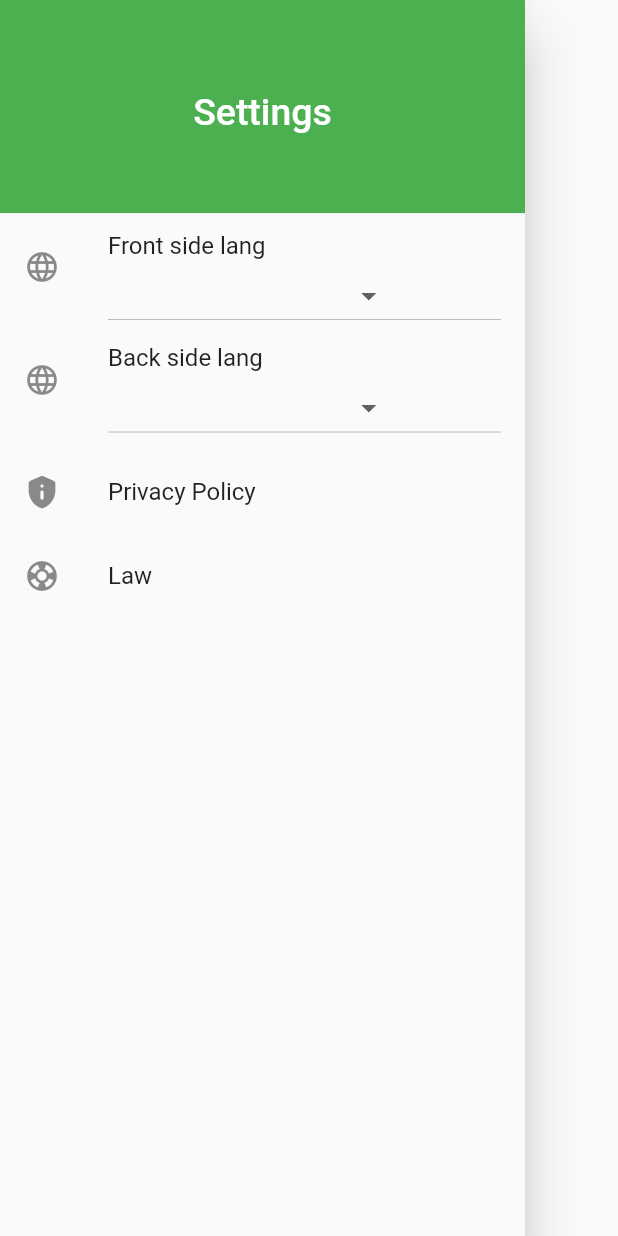
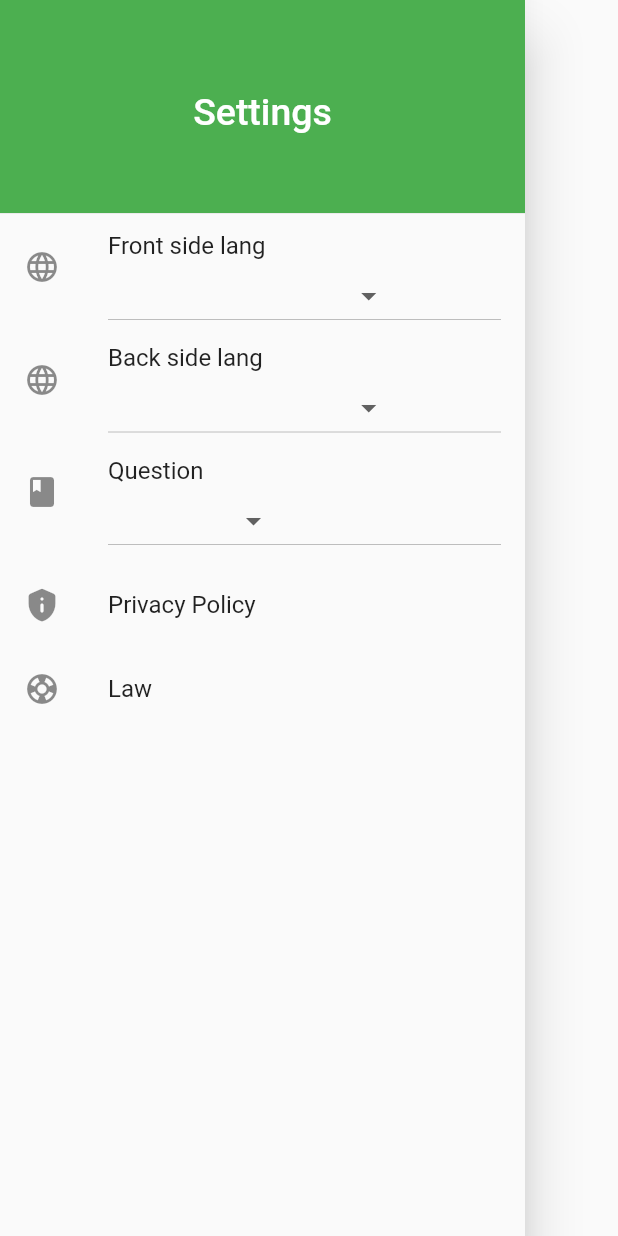
Before and after one commit to toshibo500/flash_card, a Flutter app: the SideDrawer screen opened directly, on a phone screen of 412 x 824 dp. Run offline on Flutter 3.47's test engine with Material 2 defaults, Android fonts, the phone set to English and light mode, and no system bars; our stand-ins replace flip_card, fluttertoast, shared_preferences, speech_to_text, sqflite; missing offline and left inert: confirm_dialog, expansion_widget; accounts and stored records are empty.

```diff
--- a/lib/models/preference_model.dart
+++ b/lib/models/preference_model.dart
@@ -2,26 +2,30 @@ class PreferenceModel {
   static const String tableName = 'preferences';
   static const String colFrontSideLang = 'frontSideLang';
   static const String colBackSideLang = 'backSideLang';
+  static const String colQAOrder = 'qAOrder';
 
-  String frontSideLang;
-  String backSideLang;
+  String? frontSideLang;
+  String? backSideLang;
+  int? qAorder;
 
-  PreferenceModel([this.frontSideLang = 'en-US', this.backSideLang = 'ja-JP']);
+  PreferenceModel([this.frontSideLang, this.backSideLang, this.qAorder]);
 
   factory PreferenceModel.fromJson(dynamic json) {
     return PreferenceModel(
-      json[colFrontSideLang] as String,
-      json[colBackSideLang] as String,
+      json[colFrontSideLang] ?? 'en-US',
+      json[colBackSideLang] ?? 'ja-JP',
+      json[colQAOrder] ?? 0,
     );
   }
 
   @override
   String toString() {
-    return '{$frontSideLang, $backSideLang}';
+    return '{$frontSideLang, $backSideLang, $qAorder}';
   }
 
   Map<String, dynamic> toJson() => {
         colFrontSideLang: frontSideLang,
         colBackSideLang: backSideLang,
+        colQAOrder: qAorder,
       };
 }
--- a/lib/views/components/drawer_menu.dart
+++ b/lib/views/components/drawer_menu.dart
@@ -1,4 +1,5 @@
 import 'dart:ui';
+import 'package:flash_card/models/preference_model.dart';
 import 'package:provider/provider.dart';
 import 'package:flutter/material.dart';
 import 'package:flash_card/utilities/stt.dart';
@@ -18,10 +19,23 @@ class SideDrawer extends StatelessWidget {
 
 class _SideDrawer extends StatelessWidget {
   final Stt _stt = Stt();
-  final List<DropdownMenuItem<String>> _items = [];
+  final List<DropdownMenuItem<String>> _langItems = [];
+  final List<DropdownMenuItem<int>> _qAorderItems = [];
+
+  static const Map<int, String> _qAOrder = {0: 'Front->Back', 1: 'Back->Front'};
 
   _SideDrawer({Key? key}) : super(key: key) {
     initSpeech();
+    setItems();
+    _qAOrder.forEach((key, value) {
+      _qAorderItems.add(DropdownMenuItem(
+        child: Text(
+          value,
+          style: const TextStyle(fontSize: 16.0),
+        ),
+        value: key,
+      ));
+    });
   }
 
   void initSpeech() async {
@@ -30,9 +44,7 @@ class _SideDrawer extends StatelessWidget {
 
   void setItems() {
     for (var element in _stt.localeNames) {
-      // ignore: avoid_print
-      print(element.localeId);
-      _items.add(DropdownMenuItem(
+      _langItems.add(DropdownMenuItem(
         child: Text(
           element.name,
           style: const TextStyle(fontSize: 16.0),
@@ -71,7 +83,7 @@ class _SideDrawer extends StatelessWidget {
                 title: const Text('Front side lang'),
                 subtitle: DropdownButton<String>(
                   value: _drawerMenuViewModel.preference.frontSideLang,
-                  items: _items,
+                  items: _langItems,
                   onChanged: (value) {
                     _drawerMenuViewModel.preference.frontSideLang = value!;
                     _drawerMenuViewModel
@@ -86,9 +98,24 @@ class _SideDrawer extends StatelessWidget {
                 title: const Text('Back side lang'),
                 subtitle: DropdownButton<String>(
                   value: _drawerMenuViewModel.preference.backSideLang,
-                  items: _items,
+                  items: _langItems,
                   onChanged: (value) {
                     _drawerMenuViewModel.preference.backSideLang = value!;
+                    _drawerMenuViewModel
+                        .update(_drawerMenuViewModel.preference);
+                  },
+                ),
+              ),
+              ListTile(
+                leading: const Icon(
+                  Icons.book_rounded,
+                ),
+                title: const Text('Question'),
+                subtitle: DropdownButton<int>(
+                  value: _drawerMenuViewModel.preference.qAorder,
+                  items: _qAorderItems,
+                  onChanged: (value) {
+                    _drawerMenuViewModel.preference.qAorder = value!;
                     _drawerMenuViewModel
                         .update(_drawerMenuViewModel.preference);
                   },
--- a/lib/views/folder_list_page.dart
+++ b/lib/views/folder_list_page.dart
@@ -48,7 +48,7 @@ class _FolderListPage extends StatelessWidget {
           ),
         ],
       ),
-      drawer: SideDrawer(),
+      drawer: const SideDrawer(),
       body: Consumer<FolderListViewModel>(builder: (context, viewModel, _) {
         return FileListView(viewModel: viewModel, nextPage: "/folderPage");
       }),
```
Also changed, not shown: lib/views/components/file_list_view.dart (+11 -0 lines).
